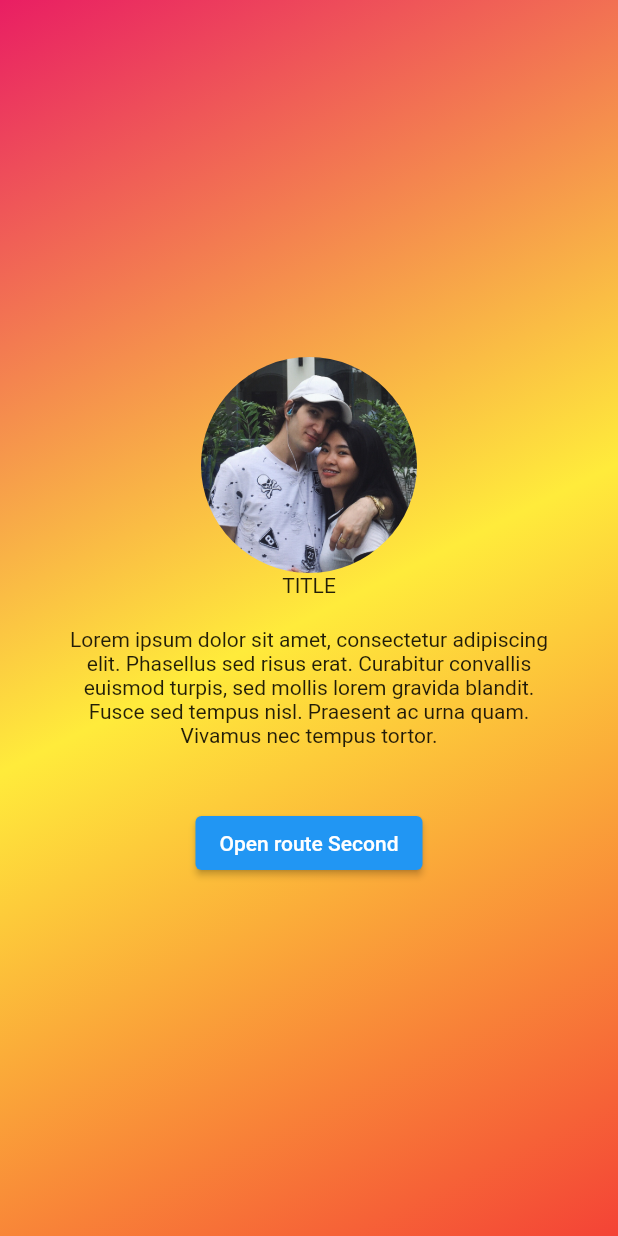
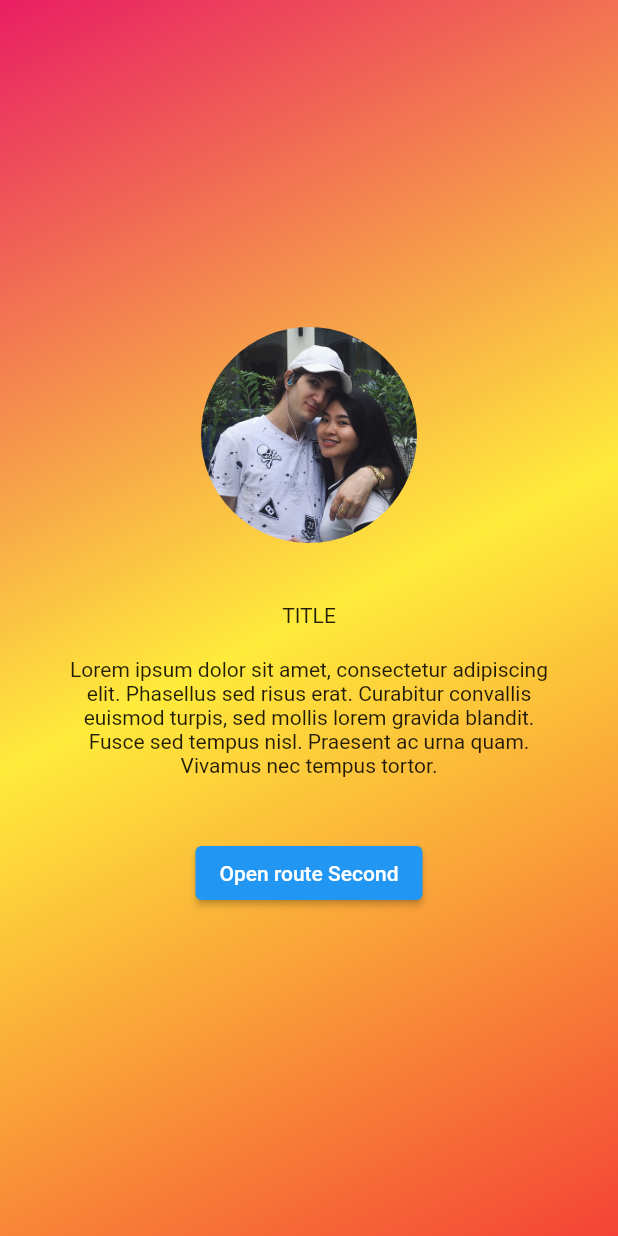
Before and after one commit to JustalK/VALENTINES-APP, a Flutter app: the screen it shows after launch, on a phone screen of 412 x 824 dp. Run offline on Flutter 3.47's test engine with Material 2 defaults, Android fonts, the phone set to English and light mode, and no system bars.

Commit message:
[FEATURE] Adding a space for the first picture

```diff
--- a/lib/pages/home.dart
+++ b/lib/pages/home.dart
@@ -23,10 +23,13 @@ class Home extends StatelessWidget {
           crossAxisAlignment: CrossAxisAlignment.center,
           children: [
             Center(
-              child: CircleAvatar(
-                radius: 72.0,
-                backgroundColor: Colors.transparent,
-                backgroundImage: AssetImage('assets/images/me.jpeg'),
+              child: Padding(
+                padding: EdgeInsets.only(bottom: 40.0),
+                child: CircleAvatar(
+                  radius: 72.0,
+                  backgroundColor: Colors.transparent,
+                  backgroundImage: AssetImage('assets/images/me.jpeg'),
+                )
               )
             ),
             Center(
```
